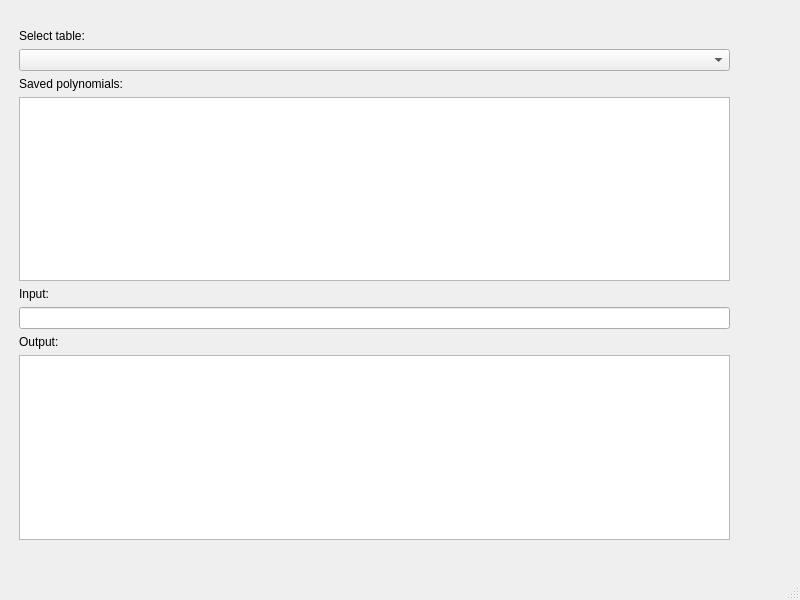
First picture: the form in app/ui/main_window.ui, repository H1nkk/alpo, before the edit.
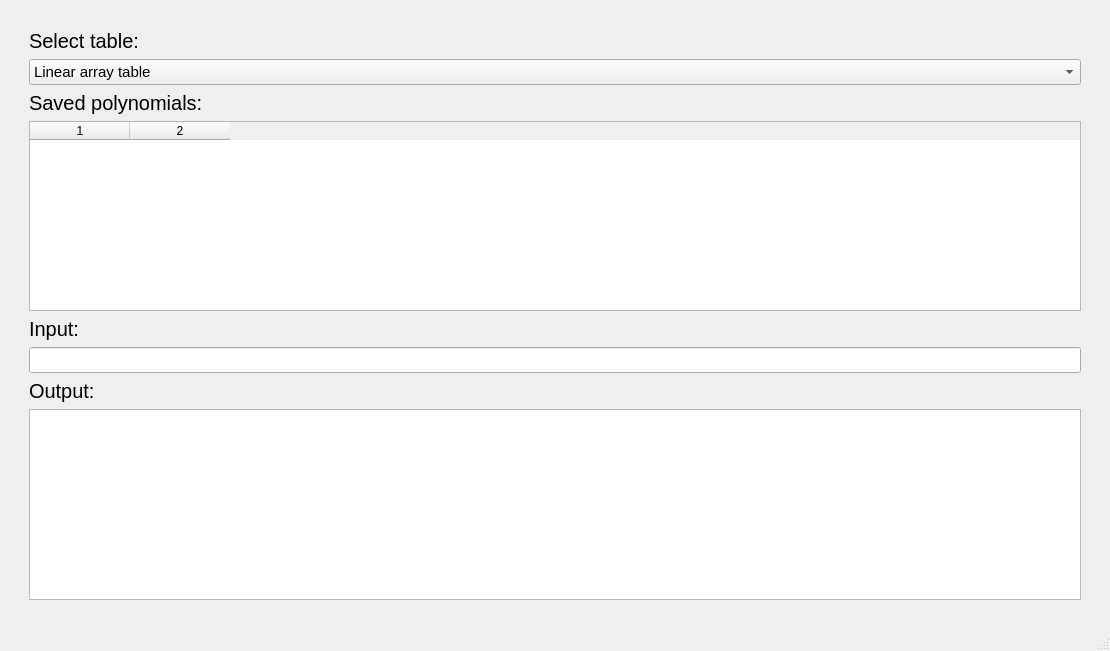
Second picture: the form after the edit.

Patch:
```diff
--- a/app/ui/main_window.ui
+++ b/app/ui/main_window.ui
@@ -6,12 +6,12 @@
    <rect>
     <x>0</x>
     <y>0</y>
-    <width>800</width>
-    <height>600</height>
+    <width>1110</width>
+    <height>651</height>
    </rect>
   </property>
   <property name="sizePolicy">
-   <sizepolicy hsizetype="Fixed" vsizetype="Fixed">
+   <sizepolicy hsizetype="Expanding" vsizetype="Expanding">
     <horstretch>0</horstretch>
     <verstretch>0</verstretch>
    </sizepolicy>
@@ -23,18 +23,11 @@
    <bool>false</bool>
   </property>
   <widget class="QWidget" name="centralwidget">
-   <widget class="QWidget" name="verticalLayoutWidget">
-    <property name="geometry">
-     <rect>
-      <x>-1</x>
-      <y>9</y>
-      <width>751</width>
-      <height>551</height>
-     </rect>
-    </property>
+   <layout class="QVBoxLayout" name="verticalLayout_2">
+    <item>
     <layout class="QVBoxLayout" name="verticalLayout">
      <property name="sizeConstraint">
-      <enum>QLayout::SizeConstraint::SetMaximumSize</enum>
+       <enum>QLayout::SizeConstraint::SetMinimumSize</enum>
      </property>
      <property name="leftMargin">
       <number>20</number>
@@ -50,36 +43,112 @@
      </property>
      <item>
       <widget class="QLabel" name="label">
+        <property name="styleSheet">
+         <string notr="true">QLabel {
+	font-size: 20px;
+}</string>
+        </property>
        <property name="text">
         <string>Select table:</string>
        </property>
       </widget>
      </item>
      <item>
-      <widget class="QComboBox" name="comboBox"/>
+       <widget class="QComboBox" name="comboBox">
+        <property name="styleSheet">
+         <string notr="true">QObject {
+	font-size: 15px;
+}</string>
+        </property>
+        <item>
+         <property name="text">
+          <string>Linear array table</string>
+         </property>
+        </item>
+        <item>
+         <property name="text">
+          <string>Linear list table</string>
+         </property>
+        </item>
+        <item>
+         <property name="text">
+          <string>Ordered array table</string>
+         </property>
+        </item>
+        <item>
+         <property name="text">
+          <string>Tree table</string>
+         </property>
+        </item>
+        <item>
+         <property name="text">
+          <string>Open address hash table</string>
+         </property>
+        </item>
+        <item>
+         <property name="text">
+          <string>Separate chaining hash table</string>
+         </property>
+        </item>
+       </widget>
      </item>
      <item>
       <widget class="QLabel" name="label_2">
+        <property name="styleSheet">
+         <string notr="true">QLabel {
+	font-size: 20px;
+}</string>
+        </property>
        <property name="text">
         <string>Saved polynomials:</string>
        </property>
       </widget>
      </item>
      <item>
-      <widget class="QTableWidget" name="tableWidget"/>
+       <widget class="QTableWidget" name="tableWidget">
+        <property name="columnCount">
+         <number>2</number>
+        </property>
+        <column/>
+        <column/>
+       </widget>
      </item>
      <item>
       <widget class="QLabel" name="label_3">
+        <property name="styleSheet">
+         <string notr="true">QLabel {
+	font-size: 20px;
+}</string>
+        </property>
        <property name="text">
         <string>Input:</string>
        </property>
       </widget>
      </item>
      <item>
-      <widget class="QLineEdit" name="lineEdit"/>
+       <widget class="QLineEdit" name="inputFieldObject">
+        <property name="font">
+         <font>
+          <pointsize>-1</pointsize>
+         </font>
+        </property>
+        <property name="styleSheet">
+         <string notr="true">QLineEdit {
+	font-size: 15px;
+}</string>
+        </property>
+        <property name="text">
+         <string/>
+        </property>
+       </widget>
      </item>
      <item>
       <widget class="QLabel" name="label_4">
+        <property name="styleSheet">
+         <string notr="true">QLabel {
+	font-size: 20px;
+}</string>
+        </property>
        <property name="text">
         <string>Output:</string>
        </property>
@@ -87,13 +156,23 @@
      </item>
      <item>
       <widget class="QTextEdit" name="textEdit">
+        <property name="enabled">
+         <bool>true</bool>
+        </property>
+        <property name="sizePolicy">
+         <sizepolicy hsizetype="Expanding" vsizetype="Preferred">
+          <horstretch>0</horstretch>
+          <verstretch>0</verstretch>
+         </sizepolicy>
+        </property>
        <property name="readOnly">
         <bool>true</bool>
        </property>
       </widget>
      </item>
     </layout>
-   </widget>
+    </item>
+   </layout>
   </widget>
   <widget class="QMenuBar" name="menubar">
    <property name="geometry">
```
Left out of the diff: 2 changed lines with no effect on the pictures. Lines whose indentation alone changed are shown as unchanged.
